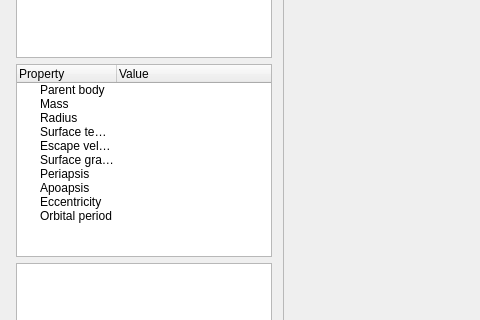
appcrashwin7/Mercury, file Mercury/GameWindow.ui: the form before one commit; both pictures show x 0 to 480 and y 216 to 536 of the 929 by 688 pixel window.
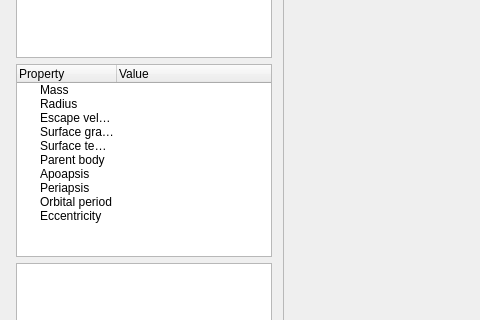
The form after the commit.

Commit message: use loop to pass vars to object values widget

The edit to the form file:
```diff
--- a/Mercury/GameWindow.ui
+++ b/Mercury/GameWindow.ui
@@ -216,11 +216,6 @@
          <string>Value</string>
         </property>
        </column>
-       <item>
-        <property name="text">
-         <string>Parent body</string>
-        </property>
-       </item>
        <item>
         <property name="text">
          <string>Mass</string>
@@ -237,11 +232,6 @@
          <string/>
         </property>
        </item>
-       <item>
-        <property name="text">
-         <string>Surface temperature</string>
-        </property>
-       </item>
        <item>
         <property name="text">
          <string>Escape velocity</string>
@@ -254,7 +244,12 @@
        </item>
        <item>
         <property name="text">
-         <string>Periapsis</string>
+         <string>Surface temperature</string>
+        </property>
+       </item>
+       <item>
+        <property name="text">
+         <string>Parent body</string>
         </property>
         <property name="text">
          <string/>
@@ -267,7 +262,10 @@
        </item>
        <item>
         <property name="text">
-         <string>Eccentricity</string>
+         <string>Periapsis</string>
+        </property>
+        <property name="text">
+         <string/>
         </property>
        </item>
        <item>
@@ -275,6 +273,11 @@
          <string>Orbital period</string>
         </property>
        </item>
+       <item>
+        <property name="text">
+         <string>Eccentricity</string>
+        </property>
+       </item>
       </widget>
      </item>
     </layout>
```
The commit also changes 1 other file.
